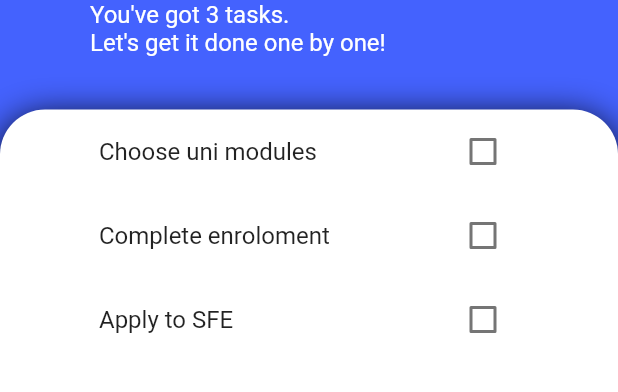
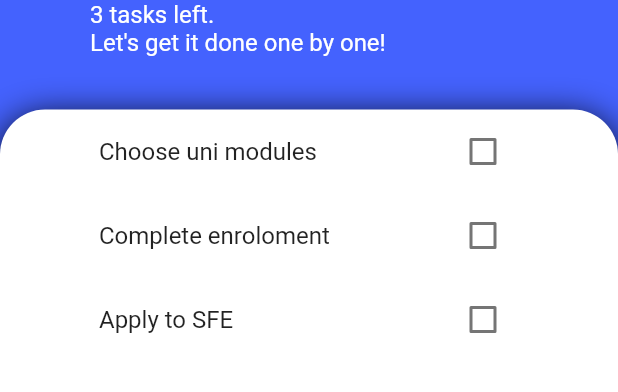
Before and after one commit to piotrstanny/flutter-task-manager, a Flutter app: the screen it shows after launch, on a phone screen of 412 x 824 dp, the part 315-707 px from its top. Run offline on Flutter 3.47's test engine with Material 2 defaults, Android fonts, the phone set to English and light mode, and no system bars; our stand-ins replace google_fonts.

Commit message:
Display conditional message depending on if all tasks are check-off

```diff
--- a/lib/components/tasks_list.dart
+++ b/lib/components/tasks_list.dart
@@ -11,7 +11,7 @@ class TasksList extends StatelessWidget {
       child: Consumer<TaskData>(
         builder: (context, taskData, child) {
           return ListView.builder(
-            itemCount: taskData.taskCount,
+            itemCount: taskData.listLength,
             itemBuilder: (context, index) {
               final taskItem = taskData.getTasks[index];
               return TaskTile(
--- a/lib/models/task_data.dart
+++ b/lib/models/task_data.dart
@@ -11,6 +11,16 @@ class TaskData extends ChangeNotifier {
 
   // Create getter to read list's length, so outside just use methods instead of making calculations within the code out there
   int get taskCount {
+    int count = 0;
+    for (Task task in _tasks) {
+      if (!task.isDone) {
+        count++;
+      }
+    }
+    return count;
+  }
+
+  int get listLength {
     return _tasks.length;
   }
 
--- a/lib/screens/tasks_screen.dart
+++ b/lib/screens/tasks_screen.dart
@@ -8,6 +8,8 @@ import 'package:provider/provider.dart';
 class TasksScreen extends StatelessWidget {
   @override
   Widget build(BuildContext context) {
+    int tasksLeft = Provider.of<TaskData>(context).taskCount;
+
     return Scaffold(
       backgroundColor: Color(0xff4462FE),
       floatingActionButton: FloatingActionButton(
@@ -59,7 +61,16 @@ class TasksScreen extends StatelessWidget {
                   ),
                 ),
                 Text(
-                  'You\'ve got ${Provider.of<TaskData>(context).taskCount} tasks.\nLet\'s get it done one by one!',
+                  '$tasksLeft tasks left.',
+                  style: TextStyle(
+                    color: Colors.white,
+                    fontSize: 16.0,
+                  ),
+                ),
+                Text(
+                  tasksLeft == 0
+                      ? 'Well done! You can relax now :)'
+                      : 'Let\'s get it done one by one!',
                   style: TextStyle(
                     color: Colors.white,
                     fontSize: 16.0,
```
